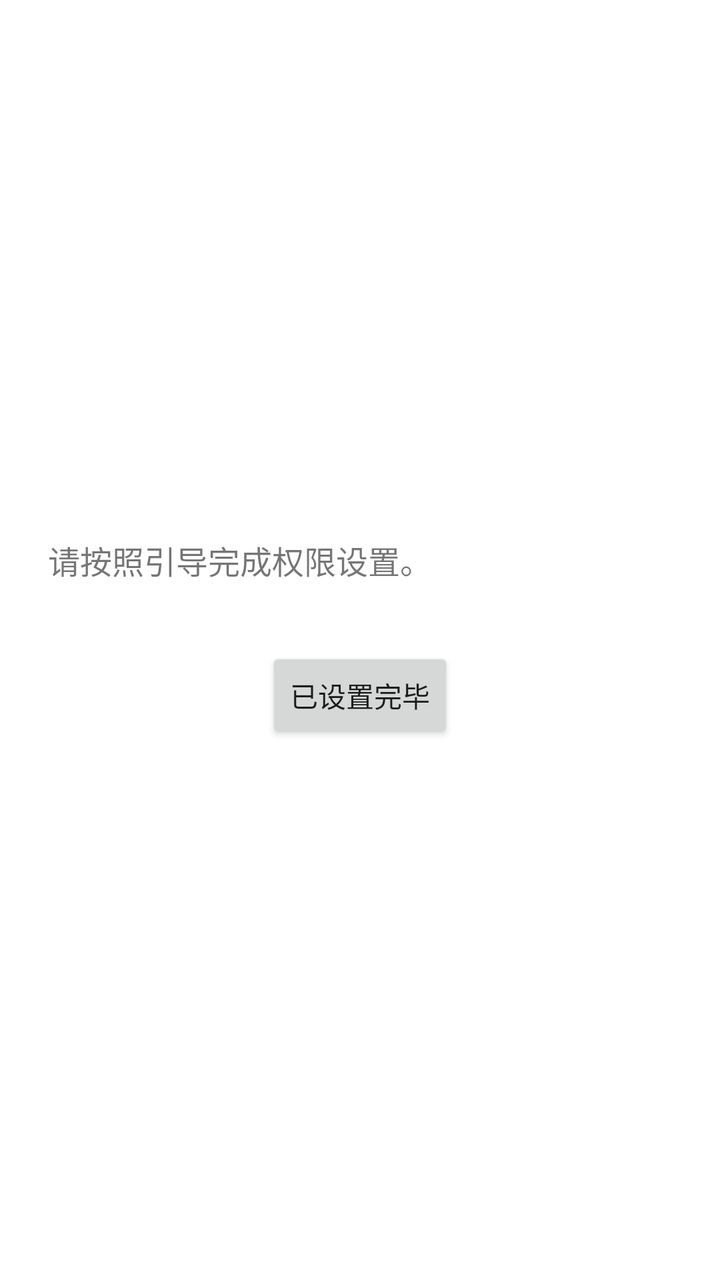
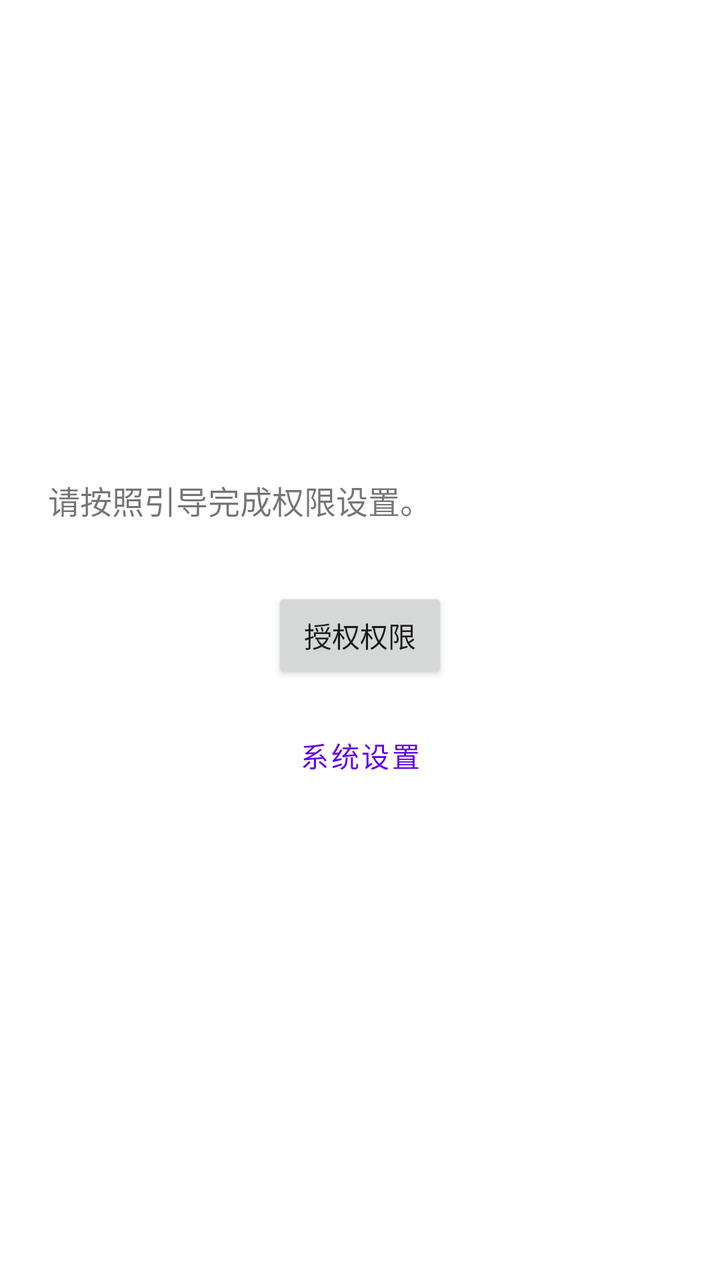

Two renders of the same Android screen: before a commit and after it. Below are the layout's source before the change and the commit's diff.
<!-- AndroidManifest.xml: fallback theme Theme.MaterialComponents.DayNight.NoActionBar -->
<!-- res/layout/activity_guide.xml -->
<?xml version="1.0" encoding="utf-8"?>
<LinearLayout xmlns:android="http://schemas.android.com/apk/res/android"
    android:layout_width="match_parent"
    android:layout_height="match_parent"
    android:gravity="center"
    android:orientation="vertical"
    android:padding="24dp">

    <TextView
        android:id="@+id/guide_text"
        android:layout_width="match_parent"
        android:layout_height="wrap_content"
        android:textSize="16sp"
        android:lineSpacingExtra="4dp"
        android:text="请按照引导完成权限设置。" />

    <Button
        android:id="@+id/btn_finish"
        android:layout_width="wrap_content"
        android:layout_height="wrap_content"
        android:layout_marginTop="32dp"
        android:text="已设置完毕" />
</LinearLayout>
<!-- resources referenced by this layout -->
<resources>

</resources>

<!-- the commit's change to res/layout/activity_guide.xml (unified diff, before → after) -->
@@ -19,5 +19,13 @@
         android:layout_width="wrap_content"
         android:layout_height="wrap_content"
         android:layout_marginTop="32dp"
-        android:text="已设置完毕" />
+        android:text="授权权限" />
+
+    <Button
+        android:id="@+id/btn_settings"
+        android:layout_width="wrap_content"
+        android:layout_height="wrap_content"
+        android:layout_marginTop="12dp"
+        android:text="系统设置"
+        style="?android:attr/buttonBarButtonStyle" />
 </LinearLayout>
